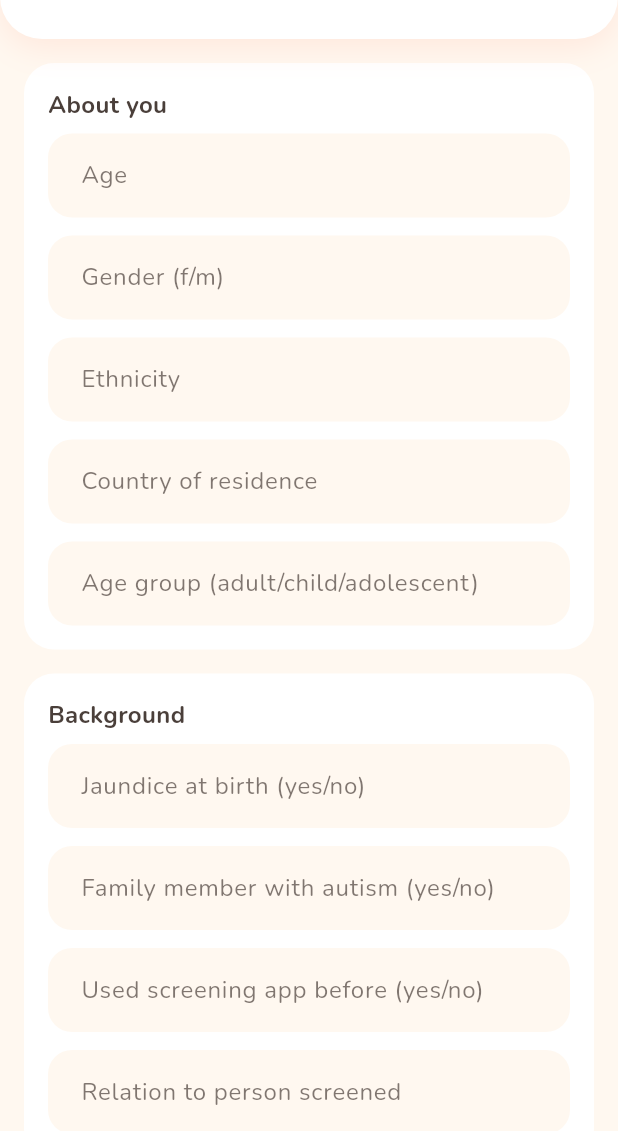
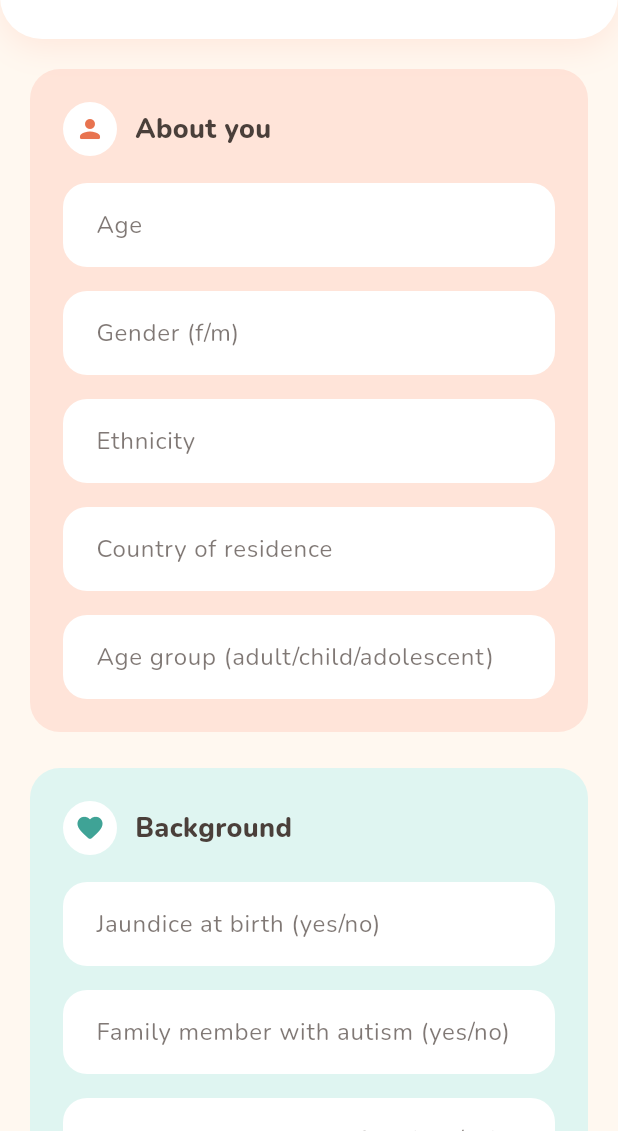
Before and after one commit to Divine-kuzo/linear_regression_model, a Flutter app: the screen it shows after launch, on a phone screen of 412 x 824 dp, the part 105-1236 px from its top. Run offline on Flutter 3.47's test engine with Material 3 defaults, Android fonts, the phone set to English and light mode, and no system bars; our stand-ins replace google_fonts.

Commit message:
step 3: rounded field cards with soft coral/teal backgrounds and generous spacing

```diff
--- a/summative/FlutterApp/lib/main.dart
+++ b/summative/FlutterApp/lib/main.dart
@@ -151,11 +151,32 @@ class _PredictionPageState extends State<PredictionPage> {
     super.dispose();
   }
 
-  Widget _sectionTitle(String text) {
+  Widget _sectionTitle(String text, {required IconData icon, required Color accentColor}) {
     return Padding(
-      padding: const EdgeInsets.only(bottom: 8),
-      child: Text(text, style: const TextStyle(fontWeight: FontWeight.bold, fontSize: 16)),
+      padding: const EdgeInsets.only(bottom: 18),
+      child: Row(
+        children: [
+          Container(
+            padding: const EdgeInsets.all(8),
+            decoration: BoxDecoration(color: Colors.white, shape: BoxShape.circle),
+            child: Icon(icon, color: accentColor, size: 20),
+          ),
+          const SizedBox(width: 12),
+          Text(
+            text,
+            style: GoogleFonts.nunito(
+              fontWeight: FontWeight.w800,
+              fontSize: 18,
+              color: BoboColors.textDark,
+            ),
+          ),
+        ],
+      ),
     );
+  }
+
+  InputDecoration _fieldDecoration(String label) {
+    return InputDecoration(labelText: label, filled: true, fillColor: Colors.white);
   }
 
   PreferredSizeWidget _buildHeader() {
@@ -223,93 +244,80 @@ class _PredictionPageState extends State<PredictionPage> {
       appBar: _buildHeader(),
       body: SafeArea(
         child: SingleChildScrollView(
-          padding: const EdgeInsets.all(16),
+          padding: const EdgeInsets.all(20),
           child: Column(
             crossAxisAlignment: CrossAxisAlignment.stretch,
             children: [
               Card(
+                color: BoboColors.softCoral,
                 child: Padding(
-                  padding: const EdgeInsets.all(16),
+                  padding: const EdgeInsets.all(22),
                   child: Column(
                     crossAxisAlignment: CrossAxisAlignment.stretch,
                     children: [
-                      _sectionTitle('About you'),
+                      _sectionTitle('About you', icon: Icons.person_rounded, accentColor: BoboColors.coralDark),
                       TextFormField(
                         controller: _ageController,
                         keyboardType: TextInputType.number,
-                        decoration: const InputDecoration(labelText: 'Age', border: OutlineInputBorder()),
+                        decoration: _fieldDecoration('Age'),
                       ),
-                      const SizedBox(height: 12),
+                      const SizedBox(height: 16),
                       TextFormField(
                         controller: _genderController,
-                        decoration: const InputDecoration(labelText: 'Gender (f/m)', border: OutlineInputBorder()),
+                        decoration: _fieldDecoration('Gender (f/m)'),
                       ),
-                      const SizedBox(height: 12),
+                      const SizedBox(height: 16),
                       TextFormField(
                         controller: _ethnicityController,
-                        decoration: const InputDecoration(labelText: 'Ethnicity', border: OutlineInputBorder()),
+                        decoration: _fieldDecoration('Ethnicity'),
                       ),
-                      const SizedBox(height: 12),
+                      const SizedBox(height: 16),
                       TextFormField(
                         controller: _contryOfResController,
-                        decoration: const InputDecoration(labelText: 'Country of residence', border: OutlineInputBorder()),
+                        decoration: _fieldDecoration('Country of residence'),
                       ),
-                      const SizedBox(height: 12),
+                      const SizedBox(height: 16),
                       TextFormField(
                         controller: _ageGroupController,
-                        decoration: const InputDecoration(
-                          labelText: 'Age group (adult/child/adolescent)',
-                          border: OutlineInputBorder(),
-                        ),
+                        decoration: _fieldDecoration('Age group (adult/child/adolescent)'),
                       ),
                     ],
                   ),
                 ),
               ),
-              const SizedBox(height: 16),
+              const SizedBox(height: 24),
               Card(
+                color: BoboColors.softTeal,
                 child: Padding(
-                  padding: const EdgeInsets.all(16),
+                  padding: const EdgeInsets.all(22),
                   child: Column(
                     crossAxisAlignment: CrossAxisAlignment.stretch,
                     children: [
-                      _sectionTitle('Background'),
+                      _sectionTitle('Background', icon: Icons.favorite_rounded, accentColor: BoboColors.tealDark),
                       TextFormField(
                         controller: _jundiceController,
-                        decoration: const InputDecoration(
-                          labelText: 'Jaundice at birth (yes/no)',
-                          border: OutlineInputBorder(),
-                        ),
+                        decoration: _fieldDecoration('Jaundice at birth (yes/no)'),
                       ),
-                      const SizedBox(height: 12),
+                      const SizedBox(height: 16),
                       TextFormField(
                         controller: _austimController,
-                        decoration: const InputDecoration(
-                          labelText: 'Family member with autism (yes/no)',
-                          border: OutlineInputBorder(),
-                        ),
+                        decoration: _fieldDecoration('Family member with autism (yes/no)'),
                       ),
-                      const SizedBox(height: 12),
+                      const SizedBox(height: 16),
                       TextFormField(
                         controller: _usedAppBeforeController,
-                        decoration: const InputDecoration(
-                          labelText: 'Used screening app before (yes/no)',
-                          border: OutlineInputBorder(),
-                        ),
+                        decoration: _fieldDecoration('Used screening app before (yes/no)'),
                       ),
-                      const SizedBox(height: 12),
+                      const SizedBox(height: 16),
                       TextFormField(
                         controller: _relationController,
-                        decoration: const InputDecoration(
-                          labelText: 'Relation to person screened',
-                          border: OutlineInputBorder(),
-                        ),
+                        decoration: _fieldDecoration('Relation to person screened'),
                       ),
                     ],
                   ),
                 ),
               ),
-              const SizedBox(height: 20),
+              const SizedBox(height: 24),
               ElevatedButton(
                 onPressed: _isLoading ? null : _predict,
                 child: const Text('Predict'),
```
